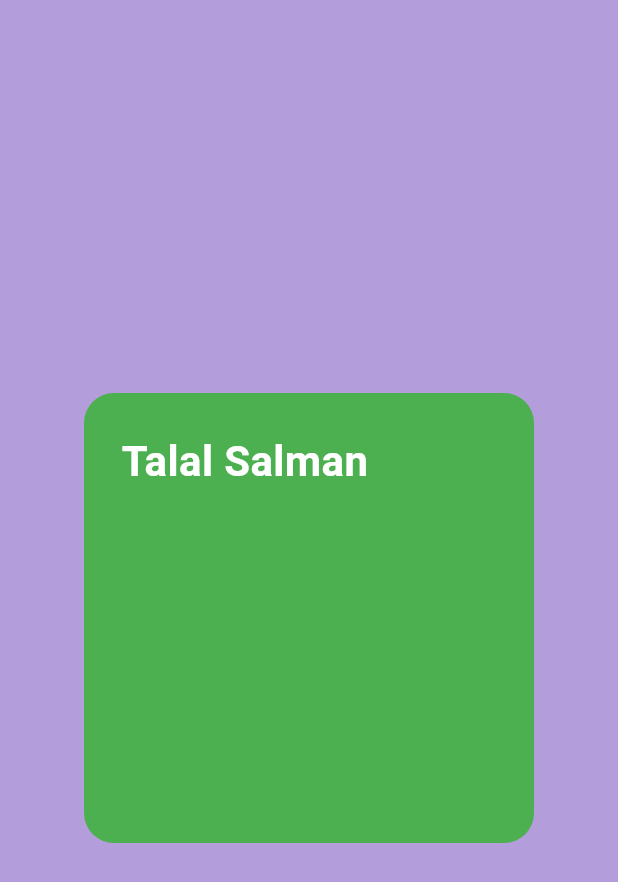
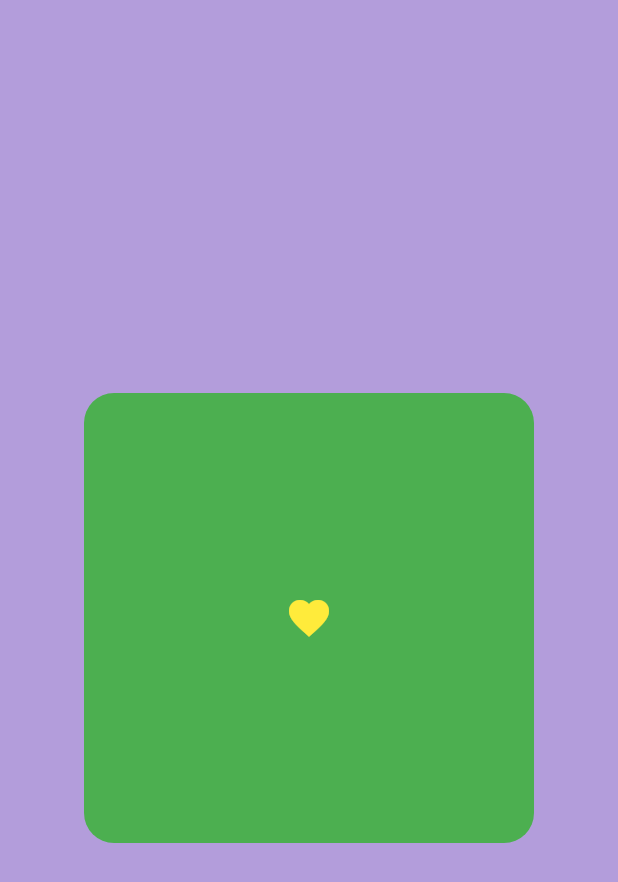
Before and after one commit to itstalalsalman/flutter_app_first, a Flutter app: the screen it shows after launch, on a phone screen of 412 x 824 dp. Shown: the top 882 px of the screen. Run offline on Flutter 3.47's test engine with Material 3 defaults, Android fonts, the phone set to English and light mode, and no system bars.

Commit message:
Icon Implementation

```diff
--- a/lib/main.dart
+++ b/lib/main.dart
@@ -23,12 +23,10 @@ class MyApp extends StatelessWidget {
                borderRadius: BorderRadius.circular(20),
             ),
             padding: EdgeInsets.all(25),
-            child: Text("Talal Salman",
-              style: TextStyle(
-                color: Colors.white,
-                fontSize: 28,
-                fontWeight: FontWeight.bold,
-              )
+            child: Icon(
+              Icons.favorite,
+              color: Colors.yellow,
+              size: 32,
             )
           ),
         ),
```
